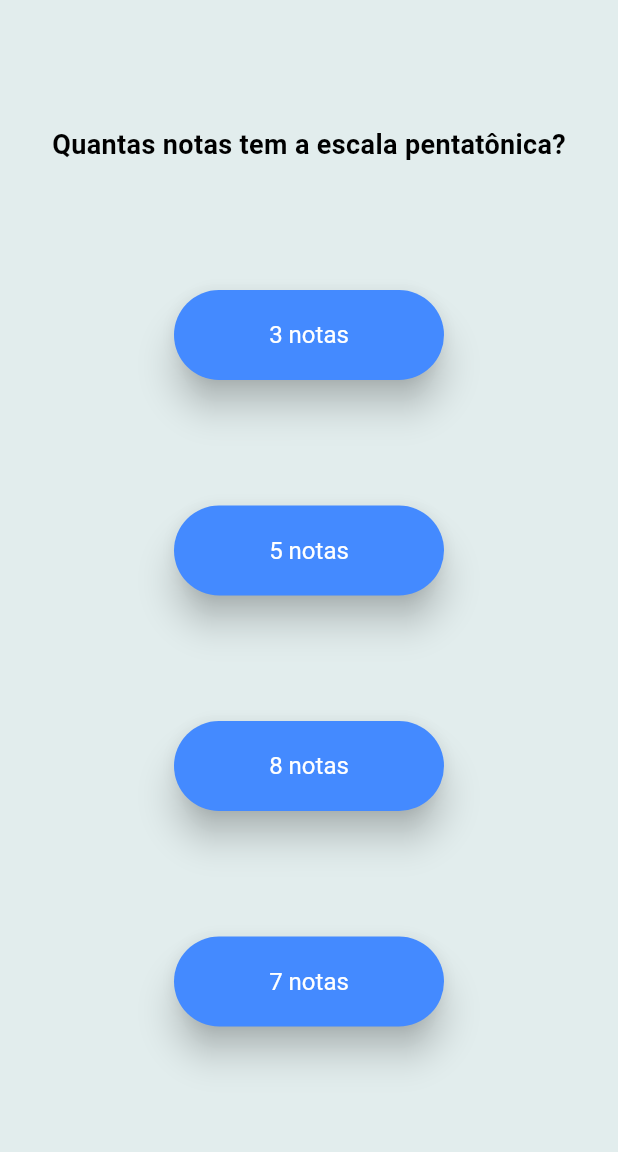
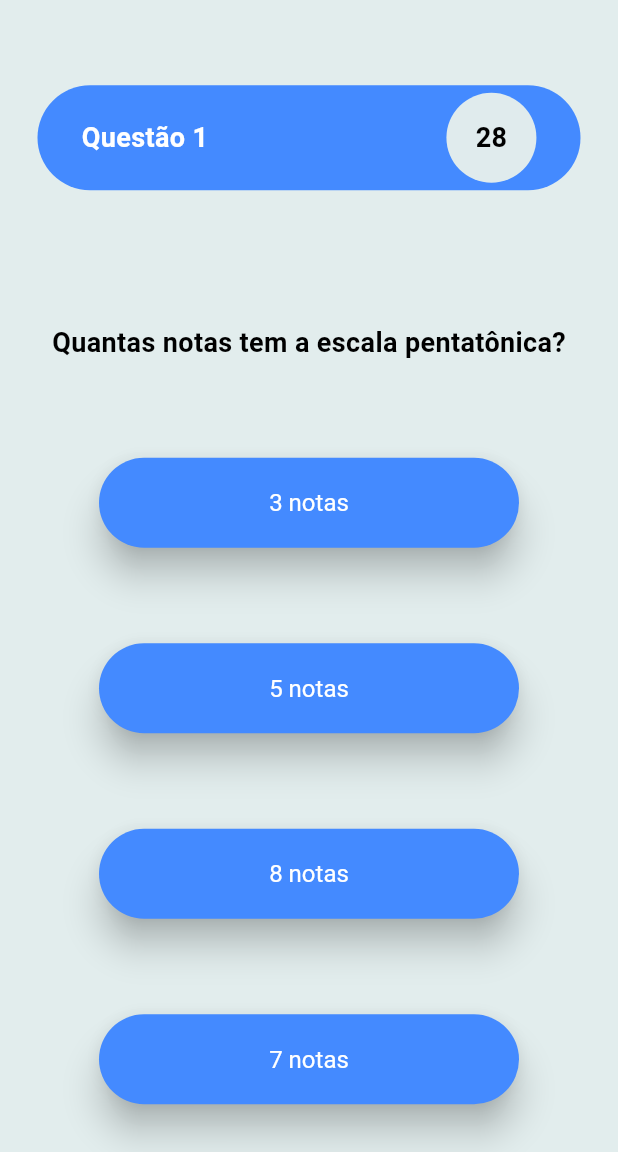
Before and after one commit to JohnSampa/Quiz-App-Flutter, a Flutter app: the QuizScreen screen opened directly, after a tap on "Am7", on a phone screen of 412 x 824 dp, the part 84-1236 px from its top. Run offline on Flutter 3.47's test engine with Material 3 defaults, Android fonts, the phone set to English and light mode, and no system bars.

Commit message:
Varias atualizações de layout e de funcionalidades

```diff
--- a/lib/logicaQuiz.dart
+++ b/lib/logicaQuiz.dart
@@ -28,6 +28,24 @@ class LogicaQuiz {
         {'option': 'D  E  F#  G  A  B  C#','correta':true},
       ]
     },
+    {
+      'question': 'Qual o relativo de C?',
+      'resp':[
+        {'option': 'Dm','correta':false},
+        {'option': 'A7M','correta':false},
+        {'option': 'G#m','correta':false},
+        {'option': 'Am','correta':true},
+      ]
+    },
+    {
+      'question': 'Quem criou a guitarra eletrica',
+      'resp':[
+        {'option': 'John Suhr','correta':false},
+        {'option': 'Leo Fender','correta':true},
+        {'option': 'Martin Miller','correta':false},
+        {'option': 'Ciro Guita','correta':false},
+      ]
+    },
   ];
 
   int pergunataAtual = 0;
@@ -35,7 +53,6 @@ class LogicaQuiz {
 
   void corretor(bool resposta){
     if(resposta)acertos++;
-    pergunataAtual++;
   }
 
 }
--- a/lib/quizScreen.dart
+++ b/lib/quizScreen.dart
@@ -1,5 +1,8 @@
+import 'dart:async';
+
 import 'package:flutter/material.dart';
 import 'package:quiz_app/logicaQuiz.dart';
+import 'package:quiz_app/telaFinal.dart';
 
 class QuizScreen extends StatefulWidget {
   @override
@@ -10,8 +13,42 @@ class QuizScreen extends StatefulWidget {
 
 class _QuizScreenState extends State <QuizScreen> {
   final LogicaQuiz logica = LogicaQuiz();
+  Timer?timer;
+  int cont = 30;
 
-  void proximaPergunata(bool resposta){
+  @override
+  void initState(){
+    super.initState();
+    timer = Timer.periodic(Duration(seconds: 1), (timer){
+       if(cont==0){
+        timer.cancel();
+          Navigator.pushReplacement(
+            context,
+            MaterialPageRoute(builder:(context)=>FinalScreen(acertos:logica.acertos))
+            );
+        }else if(mounted){
+          setState(() {
+            cont--;
+          });
+        }
+    });
+  }
+
+  void proximaPergunta(){
+    if(logica.pergunataAtual+1== logica.questions.length){
+      timer!.cancel();
+      Navigator.pushReplacement(
+        context,
+        MaterialPageRoute(builder:(context)=>FinalScreen(acertos: logica.acertos))
+      );
+    }else{
+      setState(() {
+        logica.pergunataAtual++;
+      });
+    }
+  }
+
+  void corretor(bool resposta){
     setState(() {
       logica.corretor(resposta);
     });
@@ -19,6 +56,7 @@ class _QuizScreenState extends State <QuizScreen> {
 
   @override
   Widget build(BuildContext context) {
+
     return Scaffold(
 
       appBar: AppBar(
@@ -31,8 +69,54 @@ class _QuizScreenState extends State <QuizScreen> {
           width: double.infinity,
           height: double.infinity,
           child: Column(
-            mainAxisAlignment: MainAxisAlignment.spaceEvenly,
+            mainAxisAlignment: MainAxisAlignment.spaceAround,
           children: [
+            Padding(
+              padding: const EdgeInsets.all(25.0),
+              child: Container(
+                decoration: BoxDecoration(
+                   color: Colors.blueAccent,
+                  borderRadius: BorderRadius.circular(40)
+                ),
+                child: Row(
+                mainAxisAlignment: MainAxisAlignment.spaceEvenly,
+                children: [
+                  Row(
+                    mainAxisAlignment: MainAxisAlignment.start,
+                    children: [
+                      Text(
+                        'Questão ${logica.pergunataAtual}',
+                        style: TextStyle(
+                          color: Colors.white
+                        ),
+                        ),
+
+                    ],
+                  ),
+                  SizedBox(
+                    width: 100,
+                    height: 70,
+                  ),
+                  Container(
+                    width: 60,
+                    height: 60,
+                    decoration: BoxDecoration(
+                      color: const Color.fromARGB(251, 226, 237, 237),
+                      borderRadius: BorderRadius.circular(50)
+                    ),
+                    child: Center(
+                      child:  Text(
+                        '$cont',
+                        style: TextStyle(
+                          color: const Color.fromARGB(255, 0, 0, 0)
+                          ),
+                    ),
+                    )
+                  ),
+                ],
+                          ),
+              ),
+            ),
              Text(
               logica.questions[logica.pergunataAtual]['question'] as String,
             ),
@@ -41,14 +125,16 @@ class _QuizScreenState extends State <QuizScreen> {
             .map((option){
               return ElevatedButton(
                 onPressed: (){
-                  proximaPergunata(option['correta']as bool);
+                  cont = 30;
+                  corretor(option['correta']as bool);
+                  proximaPergunta();
                 },
                 child: Text(
                   option['option']as String
                 )
                 );
             }
-            ),
+            )
           ],
         ),
         ),
--- /dev/null
+++ b/lib/telaFinal.dart
@@ -0,0 +1,29 @@
+import 'package:flutter/material.dart';
+import 'package:quiz_app/logicaQuiz.dart';
+
+class FinalScreen extends StatelessWidget{
+  int acertos = 0;
+
+  FinalScreen({super.key, required this.acertos});
+
+  @override
+  Widget build(BuildContext context) {
+    return Scaffold(
+      appBar: AppBar(
+        title: Text('Fim Quiz Musical'),
+      ),
+
+      body: SizedBox(
+        width: double.infinity,
+        height: double.infinity,
+        child: Column(
+          mainAxisAlignment: MainAxisAlignment.spaceAround,
+          children: [
+            Text('$acertos'),
+          ],
+        ),
+      ),
+    );
+  }
+
+}
--- a/lib/themes.dart
+++ b/lib/themes.dart
@@ -18,7 +18,7 @@ final themeQuiz = ThemeData(
       backgroundColor: Colors.blueAccent,
       foregroundColor: Colors.white,
       elevation: 10,
-      minimumSize: Size(180, 60),
+      minimumSize: Size(280, 60),
       textStyle: TextStyle(
         fontSize: 16,
       ),
```
Also changed, not shown: web_entrypoint.dart (added).
